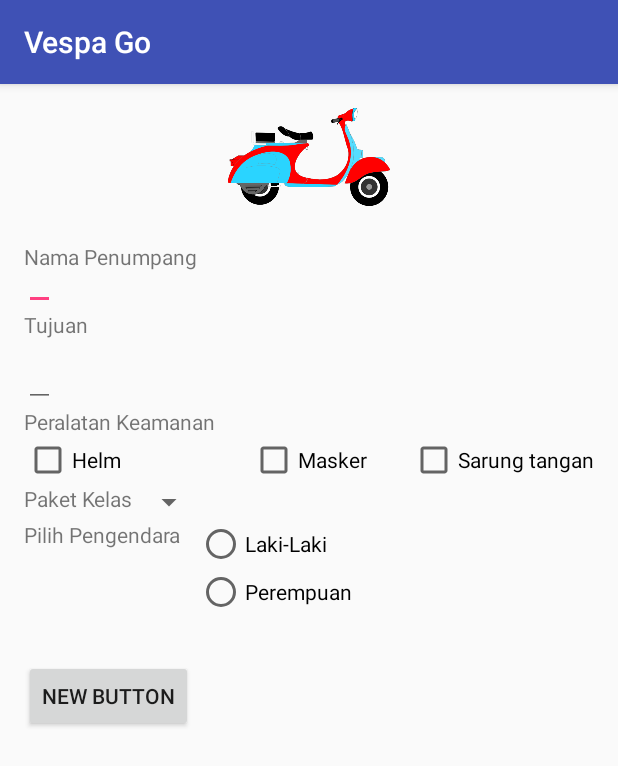
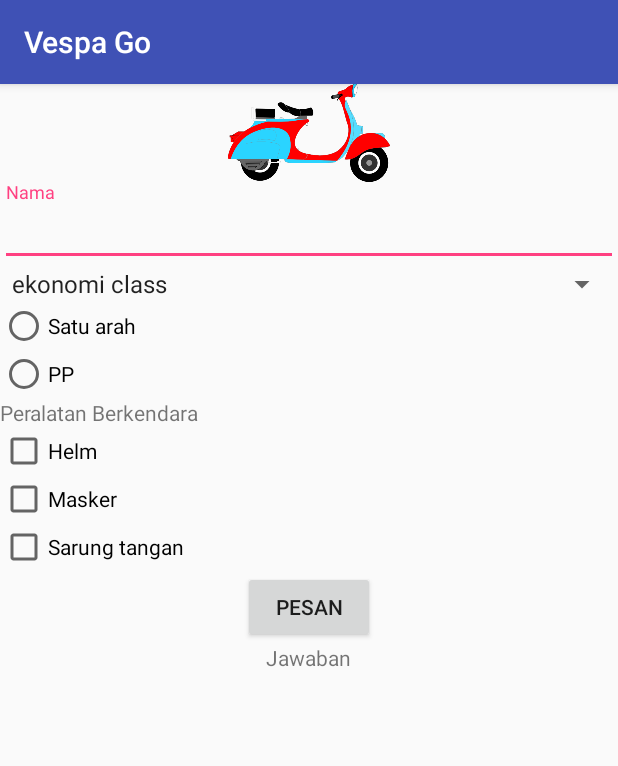
Before and after one commit to FitriaMelaAgnes/Vespa-Go, an Android app: the screen it shows after launch (MainActivity), on a phone screen of 412 x 824 dp. Shown: the top 766 px of the screen. Run offline under Robolectric (Android 15) with nearby library versions, the phone set to English and light mode, and no system bars.

Commit message:
Penambahan kode kondisi

```diff
--- a/app/build.gradle
+++ b/app/build.gradle
@@ -23,4 +23,5 @@ dependencies {
     compile fileTree(dir: 'libs', include: ['*.jar'])
     testCompile 'junit:junit:4.12'
     compile 'com.android.support:appcompat-v7:23.3.0'
+    compile 'com.android.support:design:23.3.0'
 }
--- a/app/src/main/java/id/sch/smktelkom_mlg/tugas01/xiirpl3012/vespago/MainActivity.java
+++ b/app/src/main/java/id/sch/smktelkom_mlg/tugas01/xiirpl3012/vespago/MainActivity.java
@@ -2,12 +2,49 @@ package id.sch.smktelkom_mlg.tugas01.xiirpl3012.vespago;
 
 import android.os.Bundle;
 import android.support.v7.app.AppCompatActivity;
+import android.view.View;
+import android.widget.CheckBox;
+import android.widget.EditText;
+import android.widget.RadioGroup;
+import android.widget.Spinner;
 
 public class MainActivity extends AppCompatActivity {
+
+    EditText etNama;
+    Spinner spKelas;
+    RadioGroup rgArah;
+    CheckBox cbH, cbM, cbS;
 
     @Override
     protected void onCreate(Bundle savedInstanceState) {
         super.onCreate(savedInstanceState);
         setContentView(R.layout.activity_main);
+
+        etNama = (EditText) findViewById(R.id.editTextNama);
+        spKelas = (Spinner) findViewById(R.id.spinnerKelas);
+        rgArah = (RadioGroup) findViewById(R.id.RadioGroupArah);
+        cbH = (CheckBox) findViewById(R.id.checkBoxH);
+        cbM = (CheckBox) findViewById(R.id.checkBoxM);
+        cbS = (CheckBox) findViewById(R.id.checkBoxSt);
+
+        findViewById(R.id.buttonOK).setOnClickListener(new View.OnClickListener() {
+            @Override
+            public void onClick(View v) {
+                doClick();
+            }
+
+            private void doClick() {
+
+                String hasil = null
+                if (etNama.getText() == "" && spKelas.getSelectedItem() == "" && rgArah.getCheckedRadioButtonId() != -1 &&
+                        cbH.isChecked() == "" && cbM.isChecked() == "" && cbS.isChecked() == "") {
+                    hasil += "Anda belum mengisi data pemesanan";
+                } else {
+                    hasil += "Transaksi Anda sedang di proses";
+                }
+
+            }
+        });
+
     }
 }
--- a/app/src/main/res/layout/activity_main.xml
+++ b/app/src/main/res/layout/activity_main.xml
@@ -1,12 +1,10 @@
 <?xml version="1.0" encoding="utf-8"?>
-<RelativeLayout xmlns:android="http://schemas.android.com/apk/res/android"
+<LinearLayout xmlns:android="http://schemas.android.com/apk/res/android"
     xmlns:tools="http://schemas.android.com/tools"
+    android:id="@+id/LinearLayout"
     android:layout_width="match_parent"
-    android:layout_height="1000dp"
-    android:paddingBottom="@dimen/activity_vertical_margin"
-    android:paddingLeft="@dimen/activity_horizontal_margin"
-    android:paddingRight="@dimen/activity_horizontal_margin"
-    android:paddingTop="@dimen/activity_vertical_margin"
+    android:layout_height="wrap_content"
+    android:orientation="vertical"
     tools:context="id.sch.smktelkom_mlg.tugas01.xiirpl3012.vespago.MainActivity">
 
     <ImageView
@@ -18,132 +16,78 @@
         android:layout_alignParentTop="true"
         android:src="@drawable/vespa" />
 
+    <android.support.design.widget.TextInputLayout
+        android:layout_width="match_parent"
+        android:layout_height="wrap_content">
+
+    <EditText
+        android:id="@+id/editTextNama"
+        android:layout_width="match_parent"
+        android:layout_height="match_parent"
+        android:hint="Nama" />
+    </android.support.design.widget.TextInputLayout>
+
+
+    <Spinner
+        android:id="@+id/spinnerKelas"
+        android:layout_width="match_parent"
+        android:layout_height="wrap_content"
+        android:entries="@array/paket" />
+
+    <RadioGroup
+        android:id="@+id/RadioGroupArah"
+        android:layout_width="wrap_content"
+        android:layout_height="wrap_content">
+
+        <RadioButton
+            android:id="@+id/radioButtonSA"
+            android:layout_width="wrap_content"
+            android:layout_height="wrap_content"
+            android:text="Satu arah" />
+
+        <RadioButton
+            android:id="@+id/radioButtonPP"
+            android:layout_width="wrap_content"
+            android:layout_height="wrap_content"
+            android:text="PP" />
+    </RadioGroup>
+
     <TextView
-        android:id="@+id/textViewNama"
+        android:id="@+id/textView2"
         android:layout_width="wrap_content"
         android:layout_height="wrap_content"
-        android:layout_alignParentLeft="true"
-        android:layout_alignParentStart="true"
-        android:layout_below="@+id/imageView"
-        android:layout_marginTop="24dp"
-        android:text="Nama Penumpang" />
-
-    <TextView
-        android:id="@+id/textViewTujuan"
-        android:layout_width="wrap_content"
-        android:layout_height="wrap_content"
-        android:layout_alignParentLeft="true"
-        android:layout_alignParentStart="true"
-        android:layout_below="@+id/editText"
-        android:text="Tujuan" />
-
-    <EditText
-        android:id="@+id/editText"
-        android:layout_width="wrap_content"
-        android:layout_height="wrap_content"
-        android:layout_alignParentLeft="true"
-        android:layout_alignParentStart="true"
-        android:layout_alignTop="@+id/textViewNama" />
-
-    <EditText
-        android:id="@+id/editText2"
-        android:layout_width="wrap_content"
-        android:layout_height="wrap_content"
-        android:layout_alignLeft="@+id/editText"
-        android:layout_alignStart="@+id/editText"
-        android:layout_below="@+id/textViewTujuan" />
-
-    <TextView
-        android:id="@+id/textView"
-        android:layout_width="wrap_content"
-        android:layout_height="wrap_content"
-        android:layout_alignParentLeft="true"
-        android:layout_alignParentStart="true"
-        android:layout_below="@+id/editText2"
-        android:text="Peralatan Keamanan" />
+        android:text="Peralatan Berkendara" />
 
     <CheckBox
         android:id="@+id/checkBoxH"
         android:layout_width="wrap_content"
         android:layout_height="wrap_content"
-        android:layout_alignParentLeft="true"
-        android:layout_alignParentStart="true"
-        android:layout_below="@+id/textView"
         android:text="Helm" />
 
     <CheckBox
         android:id="@+id/checkBoxM"
         android:layout_width="wrap_content"
         android:layout_height="wrap_content"
-        android:layout_alignBottom="@+id/checkBoxH"
-        android:layout_centerHorizontal="true"
         android:text="Masker" />
 
     <CheckBox
-        android:id="@+id/checkBoxST"
+        android:id="@+id/checkBoxSt"
         android:layout_width="wrap_content"
         android:layout_height="wrap_content"
-        android:layout_alignParentEnd="true"
-        android:layout_alignParentRight="true"
-        android:layout_below="@+id/textView"
         android:text="Sarung tangan" />
 
-    <TextView
-        android:id="@+id/textView2"
+    <Button
+        android:id="@+id/buttonOK"
         android:layout_width="wrap_content"
         android:layout_height="wrap_content"
-        android:layout_alignParentLeft="true"
-        android:layout_alignParentStart="true"
-        android:layout_below="@+id/checkBoxH"
-        android:text="Paket Kelas" />
+        android:layout_gravity="center_horizontal"
+        android:text="Pesan" />
 
-    <Spinner
-        android:id="@+id/spinner"
+    <TextView
+        android:id="@+id/textViewHasil"
         android:layout_width="wrap_content"
         android:layout_height="wrap_content"
-        android:layout_below="@+id/checkBoxH"
-        android:layout_toEndOf="@+id/textView2"
-        android:layout_toRightOf="@+id/textView2" />
+        android:layout_gravity="center_horizontal"
+        android:text="Jawaban" />
 
-    <TextView
-        android:id="@+id/textView3"
-        android:layout_width="wrap_content"
-        android:layout_height="wrap_content"
-        android:layout_alignParentLeft="true"
-        android:layout_alignParentStart="true"
-        android:layout_below="@+id/spinner"
-        android:text="Pilih Pengendara" />
-
-    <RadioGroup
-        android:layout_width="match_parent"
-        android:layout_height="match_parent"
-        android:layout_below="@+id/spinner"
-        android:layout_toEndOf="@+id/textViewNama"
-        android:layout_toRightOf="@+id/textViewNama">
-
-        <RadioButton
-            android:id="@+id/radioButtonPa"
-            android:layout_width="wrap_content"
-            android:layout_height="wrap_content"
-            android:text="Laki-Laki" />
-
-        <RadioButton
-            android:id="@+id/radioButtonPi"
-            android:layout_width="wrap_content"
-            android:layout_height="wrap_content"
-            android:text="Perempuan" />
-
-    </RadioGroup>
-
-    <Button
-        android:id="@+id/button"
-        android:layout_width="wrap_content"
-        android:layout_height="wrap_content"
-        android:layout_alignParentLeft="true"
-        android:layout_alignParentStart="true"
-        android:layout_below="@+id/textView3"
-        android:layout_gravity="center_horizontal"
-        android:layout_marginTop="74dp"
-        android:text="New Button" />
-
-</RelativeLayout>
+</LinearLayout>
--- /dev/null
+++ b/app/src/main/res/values/paket.xml
@@ -0,0 +1,8 @@
+<?xml version="1.0" encoding="utf-8"?>
+<resources>
+    <string-array name="paket">
+        <item> ekonomi class</item>
+        <item> eksekutif class </item>
+    </string-array>
+
+</resources>
```
